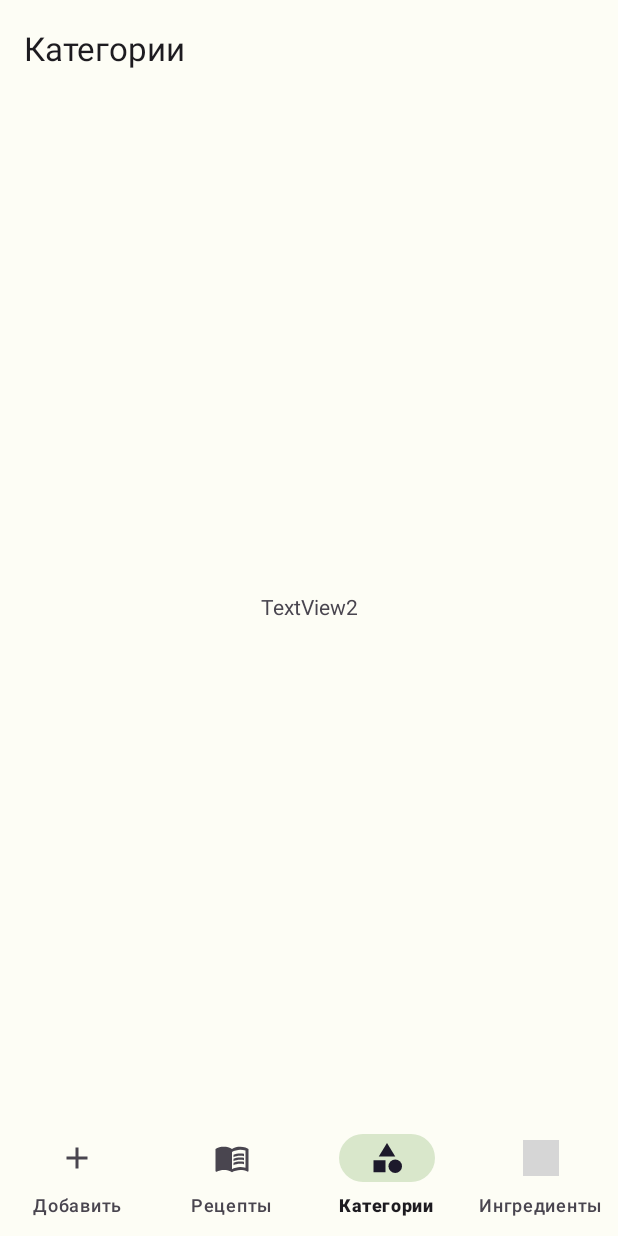
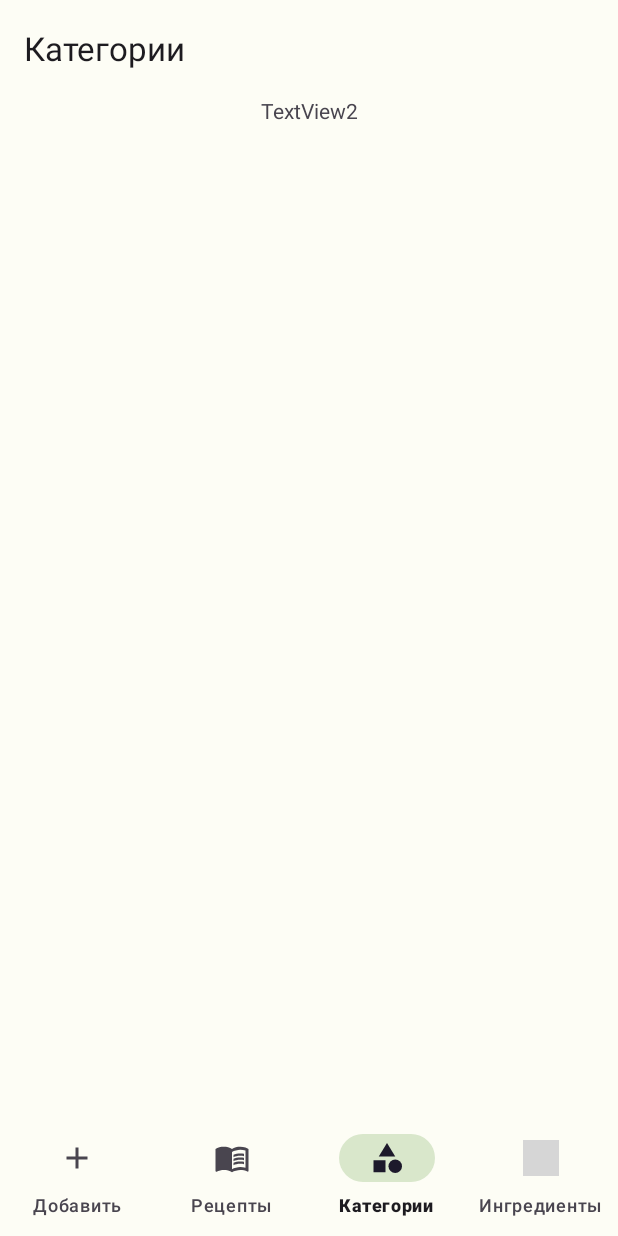
Before and after one commit to lnoxxx/BookOfRecipes, an Android app: the CategoriesFragment screen opened through its navigation route, on a phone screen of 412 x 824 dp. Run offline under Robolectric (Android 15) with nearby library versions, the light colour scheme and no system bars; our stand-ins replace navigation-ui; grey boxes are pictures that could not be loaded.

Commit message:
Update fragment_categories.xml

```diff
--- a/app/src/main/res/layout/fragment_categories.xml
+++ b/app/src/main/res/layout/fragment_categories.xml
@@ -14,5 +14,6 @@
         app:layout_constraintBottom_toBottomOf="parent"
         app:layout_constraintEnd_toEndOf="parent"
         app:layout_constraintStart_toStartOf="parent"
-        app:layout_constraintTop_toTopOf="parent" />
+        app:layout_constraintTop_toTopOf="parent"
+        app:layout_constraintVertical_bias="0.0" />
 </androidx.constraintlayout.widget.ConstraintLayout>
```
